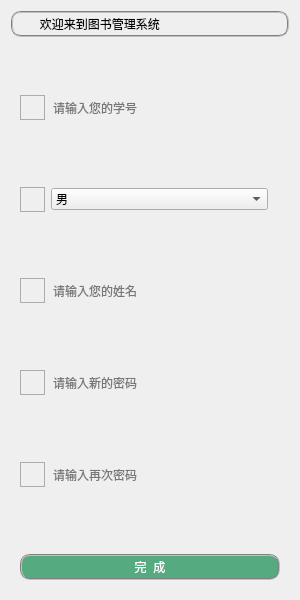
Old version of the form forget.ui in the repository yl4869/librarysystem.
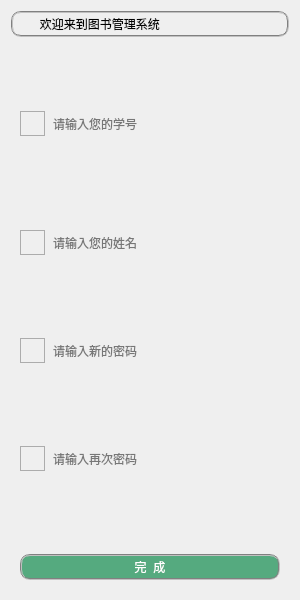
New version of the form. Icons and pictures are not drawn.

The edit to the form file:
```diff
--- a/forget.ui
+++ b/forget.ui
@@ -26,7 +26,111 @@
    <string>Form</string>
   </property>
   <layout class="QGridLayout" name="gridLayout">
-   <item row="13" column="0" colspan="3">
+   <item row="1" column="0">
+    <spacer name="verticalSpacer_3">
+     <property name="orientation">
+      <enum>Qt::Vertical</enum>
+     </property>
+     <property name="sizeHint" stdset="0">
+      <size>
+       <width>20</width>
+       <height>40</height>
+      </size>
+     </property>
+    </spacer>
+   </item>
+   <item row="10" column="0">
+    <widget class="QWidget" name="widget_4" native="true">
+     <layout class="QHBoxLayout" name="horizontalLayout_15">
+      <item>
+       <widget class="QLabel" name="label_14">
+        <property name="minimumSize">
+         <size>
+          <width>25</width>
+          <height>25</height>
+         </size>
+        </property>
+        <property name="maximumSize">
+         <size>
+          <width>25</width>
+          <height>25</height>
+         </size>
+        </property>
+        <property name="styleSheet">
+         <string notr="true">border:1px groove rgb(172,172,172);
+background-color:transparent;</string>
+        </property>
+        <property name="text">
+         <string/>
+        </property>
+        <property name="pixmap">
+         <pixmap resource="res/res.qrc">:/password.png</pixmap>
+        </property>
+        <property name="scaledContents">
+         <bool>true</bool>
+        </property>
+       </widget>
+      </item>
+      <item>
+       <widget class="QLineEdit" name="re_password2_2">
+        <property name="styleSheet">
+         <string notr="true">background-color:transparent;
+border-style:outset;</string>
+        </property>
+        <property name="text">
+         <string/>
+        </property>
+        <property name="echoMode">
+         <enum>QLineEdit::Password</enum>
+        </property>
+        <property name="placeholderText">
+         <string>请输入再次密码</string>
+        </property>
+       </widget>
+      </item>
+     </layout>
+    </widget>
+   </item>
+   <item row="9" column="0">
+    <spacer name="verticalSpacer_6">
+     <property name="orientation">
+      <enum>Qt::Vertical</enum>
+     </property>
+     <property name="sizeHint" stdset="0">
+      <size>
+       <width>20</width>
+       <height>40</height>
+      </size>
+     </property>
+    </spacer>
+   </item>
+   <item row="11" column="0">
+    <spacer name="verticalSpacer">
+     <property name="orientation">
+      <enum>Qt::Vertical</enum>
+     </property>
+     <property name="sizeHint" stdset="0">
+      <size>
+       <width>20</width>
+       <height>24</height>
+      </size>
+     </property>
+    </spacer>
+   </item>
+   <item row="7" column="0">
+    <spacer name="verticalSpacer_5">
+     <property name="orientation">
+      <enum>Qt::Vertical</enum>
+     </property>
+     <property name="sizeHint" stdset="0">
+      <size>
+       <width>20</width>
+       <height>40</height>
+      </size>
+     </property>
+    </spacer>
+   </item>
+   <item row="12" column="0" colspan="3">
     <widget class="QWidget" name="widget_7" native="true">
      <layout class="QHBoxLayout" name="horizontalLayout_14">
       <item>
@@ -46,24 +150,11 @@
      </layout>
     </widget>
    </item>
-   <item row="12" column="0">
-    <spacer name="verticalSpacer">
-     <property name="orientation">
-      <enum>Qt::Vertical</enum>
-     </property>
-     <property name="sizeHint" stdset="0">
-      <size>
-       <width>20</width>
-       <height>24</height>
-      </size>
-     </property>
-    </spacer>
-   </item>
-   <item row="11" column="0">
-    <widget class="QWidget" name="widget_4" native="true">
-     <layout class="QHBoxLayout" name="horizontalLayout_15">
+   <item row="8" column="0" colspan="3">
+    <widget class="QWidget" name="widget_3" native="true">
+     <layout class="QHBoxLayout" name="horizontalLayout_12">
       <item>
-       <widget class="QLabel" name="label_14">
+       <widget class="QLabel" name="label_8">
         <property name="minimumSize">
          <size>
           <width>25</width>
@@ -92,7 +183,7 @@
        </widget>
       </item>
       <item>
-       <widget class="QLineEdit" name="re_password2_2">
+       <widget class="QLineEdit" name="re_password1_2">
         <property name="styleSheet">
          <string notr="true">background-color:transparent;
 border-style:outset;</string>
@@ -104,7 +195,7 @@
          <enum>QLineEdit::Password</enum>
         </property>
         <property name="placeholderText">
-         <string>请输入再次密码</string>
+         <string>请输入新的密码</string>
         </property>
        </widget>
       </item>
@@ -116,14 +207,66 @@
      <property name="orientation">
       <enum>Qt::Vertical</enum>
      </property>
+     <property name="sizeType">
+      <enum>QSizePolicy::Preferred</enum>
+     </property>
      <property name="sizeHint" stdset="0">
       <size>
        <width>20</width>
-       <height>40</height>
+       <height>46</height>
       </size>
      </property>
     </spacer>
    </item>
+   <item row="5" column="0">
+    <widget class="QWidget" name="widget" native="true">
+     <layout class="QHBoxLayout" name="horizontalLayout_18">
+      <item>
+       <widget class="QLabel" name="label_17">
+        <property name="minimumSize">
+         <size>
+          <width>25</width>
+          <height>25</height>
+         </size>
+        </property>
+        <property name="maximumSize">
+         <size>
+          <width>25</width>
+          <height>25</height>
+         </size>
+        </property>
+        <property name="styleSheet">
+         <string notr="true">border:1px groove rgb(172,172,172);
+background-color:transparent;</string>
+        </property>
+        <property name="text">
+         <string/>
+        </property>
+        <property name="pixmap">
+         <pixmap resource="res/res.qrc">:/name.png</pixmap>
+        </property>
+        <property name="scaledContents">
+         <bool>true</bool>
+        </property>
+       </widget>
+      </item>
+      <item>
+       <widget class="QLineEdit" name="re_name_3">
+        <property name="styleSheet">
+         <string notr="true">background-color:transparent;
+border-style:outset;</string>
+        </property>
+        <property name="text">
+         <string/>
+        </property>
+        <property name="placeholderText">
+         <string>请输入您的姓名</string>
+        </property>
+       </widget>
+      </item>
+     </layout>
+    </widget>
+   </item>
    <item row="0" column="0" colspan="3">
     <widget class="QLabel" name="label">
      <property name="styleSheet">
@@ -136,84 +279,6 @@
      </property>
     </widget>
    </item>
-   <item row="4" column="0">
-    <widget class="QWidget" name="widget_6" native="true">
-     <layout class="QHBoxLayout" name="horizontalLayout_16">
-      <item>
-       <widget class="QLabel" name="label_15">
-        <property name="minimumSize">
-         <size>
-          <width>25</width>
-          <height>25</height>
-         </size>
-        </property>
-        <property name="maximumSize">
-         <size>
-          <width>25</width>
-          <height>25</height>
-         </size>
-        </property>
-        <property name="styleSheet">
-         <string notr="true">border:1px groove rgb(172,172,172);
-background-color:transparent;</string>
-        </property>
-        <property name="text">
-         <string/>
-        </property>
-        <property name="pixmap">
-         <pixmap resource="res/res.qrc">:/sex.png</pixmap>
-        </property>
-        <property name="scaledContents">
-         <bool>true</bool>
-        </property>
-       </widget>
-      </item>
-      <item>
-       <widget class="QComboBox" name="re_sex_3">
-        <property name="currentText">
-         <string>男</string>
-        </property>
-        <item>
-         <property name="text">
-          <string>男</string>
-         </property>
-        </item>
-        <item>
-         <property name="text">
-          <string>女</string>
-         </property>
-        </item>
-       </widget>
-      </item>
-     </layout>
-    </widget>
-   </item>
-   <item row="8" column="0">
-    <spacer name="verticalSpacer_5">
-     <property name="orientation">
-      <enum>Qt::Vertical</enum>
-     </property>
-     <property name="sizeHint" stdset="0">
-      <size>
-       <width>20</width>
-       <height>40</height>
-      </size>
-     </property>
-    </spacer>
-   </item>
-   <item row="10" column="0">
-    <spacer name="verticalSpacer_6">
-     <property name="orientation">
-      <enum>Qt::Vertical</enum>
-     </property>
-     <property name="sizeHint" stdset="0">
-      <size>
-       <width>20</width>
-       <height>40</height>
-      </size>
-     </property>
-    </spacer>
-   </item>
    <item row="2" column="0">
     <widget class="QWidget" name="widget_5" native="true">
      <layout class="QHBoxLayout" name="horizontalLayout_13">
@@ -263,133 +328,11 @@
      </layout>
     </widget>
    </item>
-   <item row="5" column="0">
-    <spacer name="verticalSpacer_2">
-     <property name="orientation">
-      <enum>Qt::Vertical</enum>
-     </property>
-     <property name="sizeHint" stdset="0">
-      <size>
-       <width>20</width>
-       <height>40</height>
-      </size>
-     </property>
-    </spacer>
-   </item>
-   <item row="9" column="0" colspan="3">
-    <widget class="QWidget" name="widget_3" native="true">
-     <layout class="QHBoxLayout" name="horizontalLayout_12">
-      <item>
-       <widget class="QLabel" name="label_8">
-        <property name="minimumSize">
-         <size>
-          <width>25</width>
-          <height>25</height>
-         </size>
-        </property>
-        <property name="maximumSize">
-         <size>
-          <width>25</width>
-          <height>25</height>
-         </size>
-        </property>
-        <property name="styleSheet">
-         <string notr="true">border:1px groove rgb(172,172,172);
-background-color:transparent;</string>
-        </property>
-        <property name="text">
-         <string/>
-        </property>
-        <property name="pixmap">
-         <pixmap resource="res/res.qrc">:/password.png</pixmap>
-        </property>
-        <property name="scaledContents">
-         <bool>true</bool>
-        </property>
-       </widget>
-      </item>
-      <item>
-       <widget class="QLineEdit" name="re_password1_2">
-        <property name="styleSheet">
-         <string notr="true">background-color:transparent;
-border-style:outset;</string>
-        </property>
-        <property name="text">
-         <string/>
-        </property>
-        <property name="echoMode">
-         <enum>QLineEdit::Password</enum>
-        </property>
-        <property name="placeholderText">
-         <string>请输入新的密码</string>
-        </property>
-       </widget>
-      </item>
-     </layout>
+   <item row="4" column="0">
+    <widget class="QWidget" name="widget_6" native="true">
+     <layout class="QHBoxLayout" name="horizontalLayout_16"/>
     </widget>
    </item>
-   <item row="6" column="0">
-    <widget class="QWidget" name="widget" native="true">
-     <layout class="QHBoxLayout" name="horizontalLayout_18">
-      <item>
-       <widget class="QLabel" name="label_17">
-        <property name="minimumSize">
-         <size>
-          <width>25</width>
-          <height>25</height>
-         </size>
-        </property>
-        <property name="maximumSize">
-         <size>
-          <width>25</width>
-          <height>25</height>
-         </size>
-        </property>
-        <property name="styleSheet">
-         <string notr="true">border:1px groove rgb(172,172,172);
-background-color:transparent;</string>
-        </property>
-        <property name="text">
-         <string/>
-        </property>
-        <property name="pixmap">
-         <pixmap resource="res/res.qrc">:/name.png</pixmap>
-        </property>
-        <property name="scaledContents">
-         <bool>true</bool>
-        </property>
-       </widget>
-      </item>
-      <item>
-       <widget class="QLineEdit" name="re_name_3">
-        <property name="styleSheet">
-         <string notr="true">background-color:transparent;
-border-style:outset;</string>
-        </property>
-        <property name="text">
-         <string/>
-        </property>
-        <property name="placeholderText">
-         <string>请输入您的姓名</string>
-        </property>
-       </widget>
-      </item>
-     </layout>
-    </widget>
-   </item>
-   <item row="1" column="0">
-    <spacer name="verticalSpacer_3">
-     <property name="orientation">
-      <enum>Qt::Vertical</enum>
-     </property>
-     <property name="sizeHint" stdset="0">
-      <size>
-       <width>20</width>
-       <height>40</height>
-      </size>
-     </property>
-    </spacer>
-   </item>
   </layout>
  </widget>
  <resources>
```
